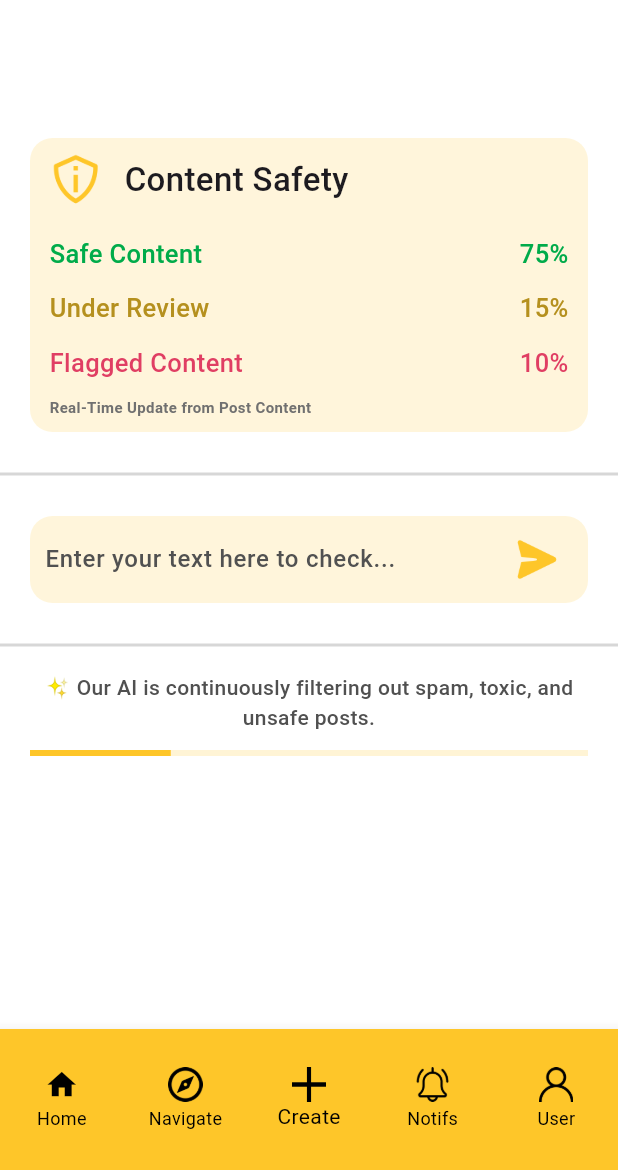
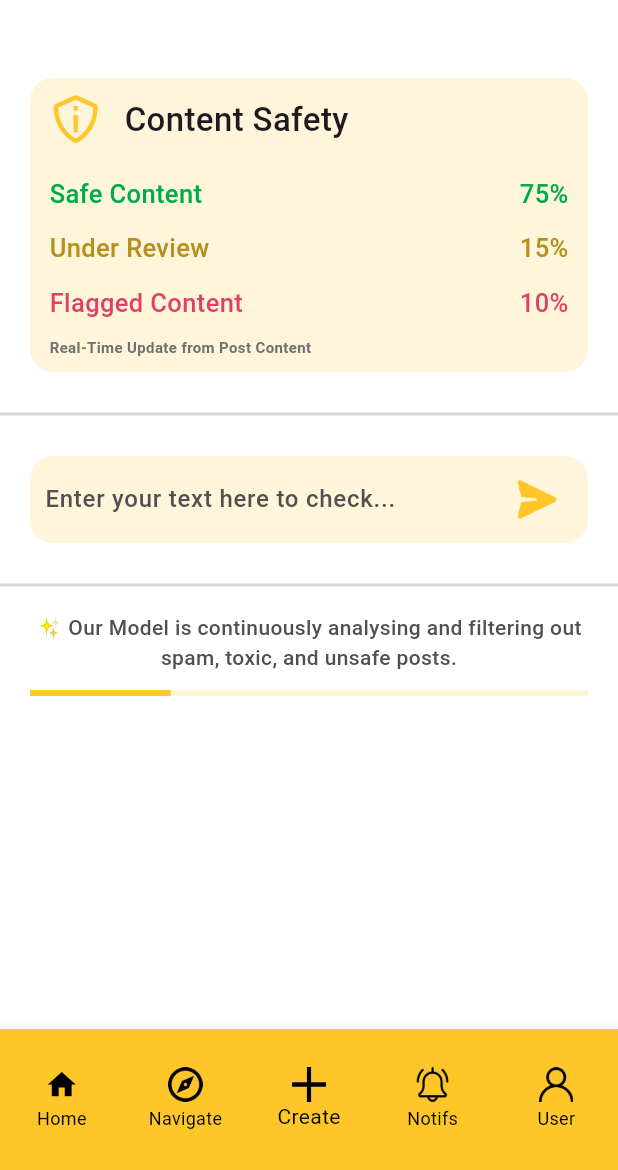
Before and after one commit to shivam-purve/Hive_Frontend, a Flutter app: the screen it shows after launch, item 3 of the bottom bar chosen, on a phone screen of 412 x 824 dp, the part 66-1236 px from its top. Run offline on Flutter 3.47's test engine with Material 3 defaults, Android fonts, the phone set to English and light mode, and no system bars; our stand-ins replace flutter_svg.

Commit message:
Adding Notification Support and Fixing Color Bugs and Color Coding Schemes

```diff
--- a/lib/home.dart
+++ b/lib/home.dart
@@ -29,7 +29,7 @@ class _Home extends State<Home> {
 
   List screenList = [
     HomeScreen(),
-    const Navigation(),
+    const SearchScreen(),
     const Create(),
     const Notifs(),
     const UserProfilePage()
@@ -39,9 +39,11 @@ class _Home extends State<Home> {
     return Scaffold(
         backgroundColor: Colors.white,
         drawer: Drawer(
+          backgroundColor: Colors.white,
         ),
         body: screenList[_selectedIndex],
         appBar: AppBar(
+          scrolledUnderElevation: 0,
             leading: Builder(
               builder: (context) => Padding(
                 padding: const EdgeInsets.only(left : 13.0),
@@ -56,8 +58,9 @@ class _Home extends State<Home> {
                   color: Colors.black,
                   fontSize: 25,
                   fontWeight: FontWeight.w700
-              ),),
-            backgroundColor: Colors.white
+              ),
+            ),
+            backgroundColor: Colors.white,
         ),
         bottomNavigationBar: SizedBox(
           height: 94,
--- a/lib/screens/create.dart
+++ b/lib/screens/create.dart
@@ -32,7 +32,7 @@ class _CreateState extends State<Create> {
       backgroundColor: Colors.white,
       body: SingleChildScrollView(
         child: Padding(
-          padding: const EdgeInsets.only(top: 60.0),
+          padding: const EdgeInsets.only(top:20.0),
           child: Column(
             crossAxisAlignment: CrossAxisAlignment.start,
             children: [
@@ -108,6 +108,7 @@ class _CreateState extends State<Create> {
                   crossAxisAlignment: CrossAxisAlignment.start,
                   children: [
                     Expanded(
+
                       child: TextFormField(
                         controller: _textController,
                         maxLines: null,
@@ -149,7 +150,7 @@ class _CreateState extends State<Create> {
                 child: Column(
                   children: const [
                     Text(
-                      "✨ Our AI is continuously filtering out spam, toxic, and unsafe posts.",
+                      "✨ Our Model is continuously analysing and filtering out spam, toxic, and unsafe posts.",
                       style: TextStyle(
                         fontSize: 14,
                         fontWeight: FontWeight.w500,
--- a/lib/screens/search.dart
+++ b/lib/screens/search.dart
@@ -1,5 +1,7 @@
 
 import 'package:flutter/material.dart';
+
+import '../colors_theme/color.dart';
 
 class SearchScreen extends StatefulWidget {
   const SearchScreen({super.key});
@@ -82,11 +84,13 @@ class _SearchScreenState extends State<SearchScreen> {
   Widget build(BuildContext context) {
     return Scaffold(
       appBar: AppBar(
+        scrolledUnderElevation: 0,
         title: const Text("Search Posts",
             style: TextStyle(fontWeight: FontWeight.bold)),
         backgroundColor: Colors.white,
         elevation: 0,
       ),
+      backgroundColor: Colors.white,
       body: Padding(
         padding: const EdgeInsets.all(16),
         child: Column(
@@ -141,6 +145,8 @@ class _SearchScreenState extends State<SearchScreen> {
                 itemBuilder: (context, index) {
                   final post = _filteredPosts[index];
                   return Card(
+                    shadowColor: Colors.transparent,
+                    color: AppColors.primary_light,
                     shape: RoundedRectangleBorder(
                         borderRadius: BorderRadius.circular(12)),
                     margin: const EdgeInsets.symmetric(vertical: 8),
--- a/pubspec.yaml
+++ b/pubspec.yaml
@@ -35,6 +35,7 @@ dependencies:
   # Use with the CupertinoIcons class for iOS style icons.
   cupertino_icons: ^1.0.8
   flutter_svg: ^2.2.0
+  flutter_local_notifications: ^19.4.1
 
 dev_dependencies:
   google_fonts: ^6.3.0
```
Also changed, not shown: lib/notifs/noti_service.dart (added), pubspec.lock, 3 other files.
